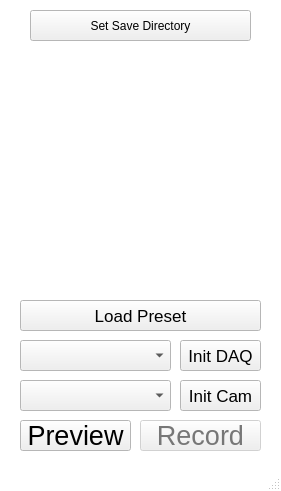
Old version of the form jackfish/gui/main_gui.ui in the repository jbmelander/jackfish.
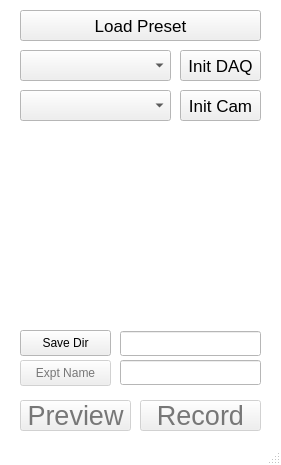
New version of the form. Icons and pictures are not drawn.

```diff
--- a/jackfish/gui/main_gui.ui
+++ b/jackfish/gui/main_gui.ui
@@ -10,7 +10,7 @@
     <x>0</x>
     <y>0</y>
     <width>281</width>
-    <height>491</height>
+    <height>465</height>
    </rect>
   </property>
   <property name="sizePolicy">
@@ -472,7 +472,7 @@
     <property name="geometry">
      <rect>
       <x>180</x>
-      <y>380</y>
+      <y>90</y>
       <width>81</width>
       <height>31</height>
      </rect>
@@ -494,10 +494,13 @@
     </property>
    </widget>
    <widget class="QPushButton" name="preview_push">
+    <property name="enabled">
+     <bool>false</bool>
+    </property>
     <property name="geometry">
      <rect>
       <x>20</x>
-      <y>420</y>
+      <y>400</y>
       <width>111</width>
       <height>31</height>
      </rect>
@@ -525,7 +528,7 @@
     <property name="geometry">
      <rect>
       <x>140</x>
-      <y>420</y>
+      <y>400</y>
       <width>121</width>
       <height>31</height>
      </rect>
@@ -549,10 +552,10 @@
    <widget class="QPushButton" name="set_path_push">
     <property name="geometry">
      <rect>
-      <x>30</x>
-      <y>10</y>
-      <width>221</width>
-      <height>31</height>
+      <x>20</x>
+      <y>330</y>
+      <width>91</width>
+      <height>26</height>
      </rect>
     </property>
     <property name="sizePolicy">
@@ -562,14 +565,14 @@
      </sizepolicy>
     </property>
     <property name="text">
-     <string>Set Save Directory</string>
+     <string>Save Dir</string>
     </property>
    </widget>
    <widget class="QComboBox" name="cam_names_drop">
     <property name="geometry">
      <rect>
       <x>20</x>
-      <y>380</y>
+      <y>90</y>
       <width>151</width>
       <height>31</height>
      </rect>
@@ -585,7 +588,7 @@
     <property name="geometry">
      <rect>
       <x>20</x>
-      <y>340</y>
+      <y>50</y>
       <width>151</width>
       <height>31</height>
      </rect>
@@ -601,7 +604,7 @@
     <property name="geometry">
      <rect>
       <x>180</x>
-      <y>340</y>
+      <y>50</y>
       <width>81</width>
       <height>31</height>
      </rect>
@@ -626,7 +629,7 @@
     <property name="geometry">
      <rect>
       <x>20</x>
-      <y>300</y>
+      <y>10</y>
       <width>241</width>
       <height>31</height>
      </rect>
@@ -651,7 +654,7 @@
     <property name="geometry">
      <rect>
       <x>30</x>
-      <y>110</y>
+      <y>140</y>
       <width>221</width>
       <height>171</height>
      </rect>
@@ -672,20 +675,52 @@
      <bool>true</bool>
     </property>
    </widget>
-   <widget class="QLabel" name="filepath_label">
+   <widget class="QLineEdit" name="filepath_label">
     <property name="geometry">
      <rect>
-      <x>30</x>
-      <y>50</y>
-      <width>221</width>
-      <height>31</height>
+      <x>120</x>
+      <y>331</y>
+      <width>141</width>
+      <height>25</height>
      </rect>
+    </property>
+    <property name="readOnly">
+     <bool>true</bool>
+    </property>
+   </widget>
+   <widget class="QPushButton" name="set_expt_push">
+    <property name="enabled">
+     <bool>false</bool>
+    </property>
+    <property name="geometry">
+     <rect>
+      <x>20</x>
+      <y>360</y>
+      <width>91</width>
+      <height>26</height>
+     </rect>
+    </property>
+    <property name="sizePolicy">
+     <sizepolicy hsizetype="Ignored" vsizetype="Ignored">
+      <horstretch>0</horstretch>
+      <verstretch>0</verstretch>
+     </sizepolicy>
     </property>
     <property name="text">
-     <string/>
+     <string>Expt Name</string>
     </property>
-    <property name="alignment">
-     <set>Qt::AlignCenter</set>
+   </widget>
+   <widget class="QLineEdit" name="expt_name_label">
+    <property name="geometry">
+     <rect>
+      <x>120</x>
+      <y>360</y>
+      <width>141</width>
+      <height>25</height>
+     </rect>
+    </property>
+    <property name="readOnly">
+     <bool>true</bool>
     </property>
    </widget>
   </widget>
```
Left out of the diff: 2 changed lines with no effect on the pictures.
